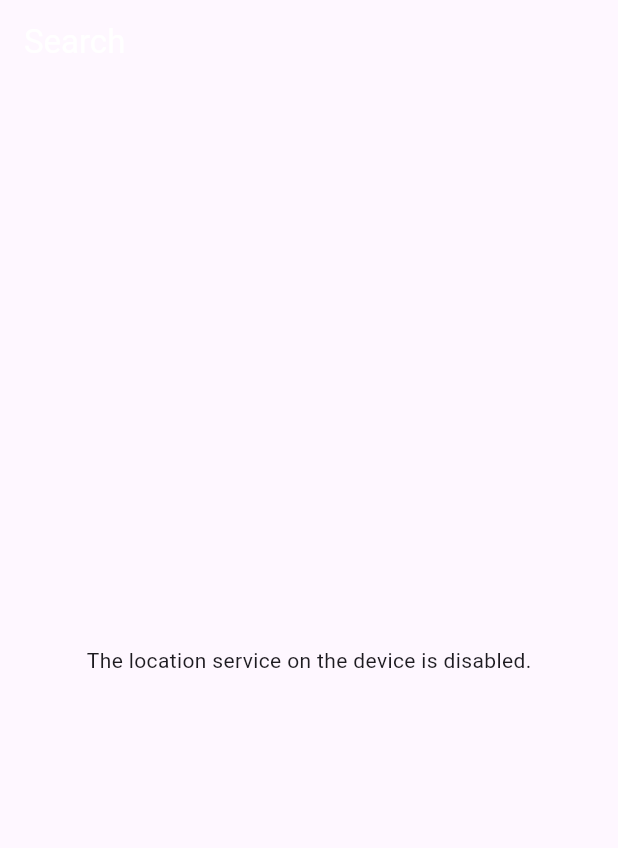
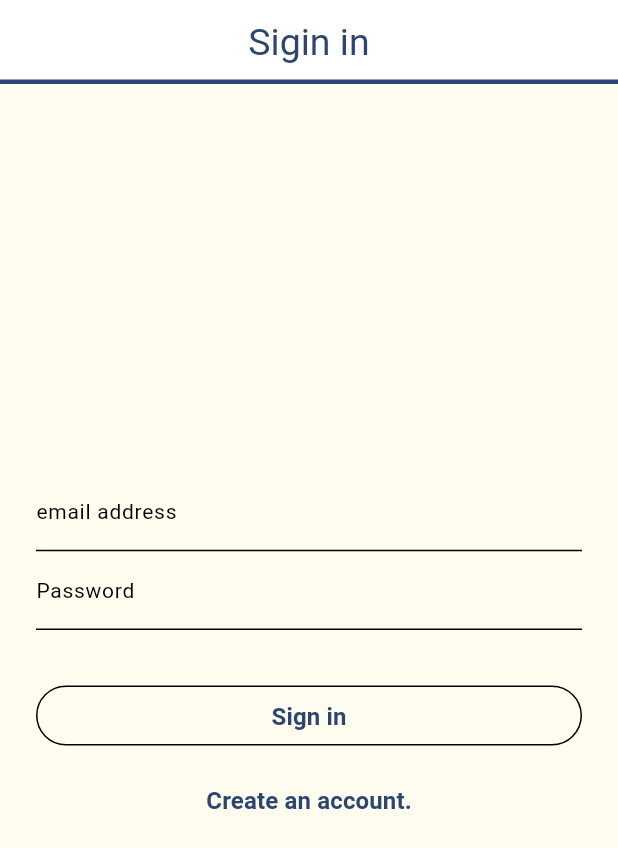
Before and after one commit to hirune05/sound_map_app_web, a Flutter app: the screen it shows after launch, on a phone screen of 412 x 824 dp. Shown: the top 848 px of the screen. Run offline on Flutter 3.47's test engine with Material 3 defaults, Android fonts, the phone set to English and light mode, and no system bars; our stand-ins replace cloud_firestore, firebase_auth, firebase_core, firebase_storage, flutter_riverpod, freezed_annotation and 3 more; missing offline and left inert: dart:html, image_picker_web; accounts and stored records are empty.

Commit message:
ref:UIを前回と同様のものに修正

```diff
--- a/lib/main.dart
+++ b/lib/main.dart
@@ -1,5 +1,5 @@
-import 'package:cloud_firestore/cloud_firestore.dart';
 import 'package:firebase_core/firebase_core.dart';
+import 'package:firebase_auth/firebase_auth.dart';
 import 'package:flutter/material.dart';
 import 'package:flutter_riverpod/flutter_riverpod.dart';
 import 'package:sound_map_app/firebase_options.dart';
@@ -12,6 +12,7 @@ Future<void> main() async {
   await Firebase.initializeApp(
     options: DefaultFirebaseOptions.currentPlatform,
   );
+  await FirebaseAuth.instance.setPersistence(Persistence.LOCAL);
   runApp(
     ProviderScope(
       child: SoundFit(),
--- /dev/null
+++ b/lib/provider/login/login_provider.dart
@@ -0,0 +1,51 @@
+import 'package:firebase_auth/firebase_auth.dart' as firebase;
+import 'package:flutter_riverpod/flutter_riverpod.dart';
+import 'package:sound_map_app/models/user/user.dart';
+import 'package:sound_map_app/provider/login/login_state.dart';
+
+final loginProvider = StateNotifierProvider<LoginProvider, LoginState>(
+  (ref) => LoginProvider(),
+);
+
+class LoginProvider extends StateNotifier<LoginState> {
+  LoginProvider() : super(const LoginState()) {
+    login();
+  }
+
+  Future<void> login() async {
+    firebase.User? user = firebase.FirebaseAuth.instance.currentUser;
+    if (user != null) {
+      state =
+          state.copyWith(user: state.user.copyWith(email: user.email ?? ''));
+    }
+  }
+
+  void changeUser(String email) {
+    state = state.copyWith(user: state.user.copyWith(email: email));
+  }
+
+  void changeEmail(String email) {
+    state = state.copyWith(email: email);
+  }
+
+  void changeName(String name) {
+    state = state.copyWith(name: name);
+  }
+
+  void changePassword(String password) {
+    state = state.copyWith(password: password);
+  }
+
+  void changeInfoText(String infoText) {
+    state = state.copyWith(infoText: infoText);
+  }
+
+  void changeMode(bool isLoginMode) {
+    state = state.copyWith(isLoginMode: isLoginMode);
+  }
+
+  void reset() {
+    state = state.copyWith(
+        infoText: '', email: '', password: '', name: '', user: const User());
+  }
+}
--- /dev/null
+++ b/lib/provider/login/login_state.dart
@@ -0,0 +1,16 @@
+import 'package:freezed_annotation/freezed_annotation.dart';
+import 'package:sound_map_app/models/user/user.dart';
+
+part 'login_state.freezed.dart';
+
+@freezed
+class LoginState with _$LoginState {
+  const factory LoginState({
+    @Default('') String infoText,
+    @Default('') String email,
+    @Default('') String password,
+    @Default('名前未設定') String name,
+    @Default(true) bool isLoginMode,
+    @Default(User()) User user,
+  }) = _LoginState;
+}
--- /dev/null
+++ b/lib/service/providers_provider.dart
@@ -0,0 +1,40 @@
+import 'package:cloud_firestore/cloud_firestore.dart';
+import 'package:flutter_riverpod/flutter_riverpod.dart';
+import 'package:sound_map_app/models/account/account.dart';
+import 'package:sound_map_app/models/account/account_state.dart';
+import 'package:sound_map_app/provider/login/login_provider.dart';
+
+final accountProvider =
+    StateNotifierProvider<AccountStateProvider, AccountState>(
+  (ref) => AccountStateProvider(ref),
+);
+
+class AccountStateProvider extends StateNotifier<AccountState> {
+  AccountStateProvider(this._ref) : super(const AccountState()) {
+    init();
+  }
+
+  final fireAccountService = FireAccountService();
+  final Ref _ref;
+
+  Future<void> init() async {
+    final String email = _ref.read(loginProvider).user.email;
+    final fetchedAccount = await fireAccountService.fetchAccount(email);
+    state = state.copyWith(account: fetchedAccount);
+  }
+
+  void updateAccount(Account account) {
+    state = state.copyWith(account: account);
+  }
+}
+
+class FireAccountService {
+  final _fireStore = FirebaseFirestore.instance;
+
+  Future<Account> fetchAccount(String email) async {
+    final document =
+        await _fireStore.collection('users').doc(email).get();
+
+    return const Account().copyWith(name: document['name']);
+  }
+}
--- a/lib/sound_fit.dart
+++ b/lib/sound_fit.dart
@@ -1,6 +1,9 @@
+import 'package:firebase_auth/firebase_auth.dart';
 import 'package:flutter/material.dart';
+import 'package:google_fonts/google_fonts.dart';
 import 'package:sound_map_app/thems/styles.dart';
-import 'package:sound_map_app/view/top/top_page.dart';
+import 'package:sound_map_app/top_page_route.dart';
+import 'package:sound_map_app/view/login.dart';
 
 class SoundFit extends StatelessWidget {
   @override
@@ -9,10 +12,25 @@ class SoundFit extends StatelessWidget {
       initialRoute: '/',
       routes: <String, WidgetBuilder>{
         '/': (BuildContext context) => Top(),
+        '/login': (BuildContext context) => Top(),
         '/top': (BuildContext context) => Top(),
       },
       debugShowCheckedModeBanner: false,
       title: 'Title',
+      theme: ThemeData(
+        primarySwatch: Styles.primarySwatch,
+        primaryColor: Styles.primaryColor,
+        brightness: Brightness.light,
+        colorScheme: const ColorScheme.light(
+          primary: Styles.primaryColor,
+          background: Styles.pageBackground,
+        ),
+        appBarTheme: Styles.appBarTheme,
+        scaffoldBackgroundColor: Styles.pageBackground,
+        textTheme: GoogleFonts.mPlusRounded1cTextTheme(
+          Styles.textTheme,
+        ),
+      ),
     );
   }
 }
@@ -25,7 +43,18 @@ class Top extends StatelessWidget {
   @override
   Widget build(BuildContext context) {
     return Scaffold(
-      body: TopPage(),
+      body: StreamBuilder<User?>(
+        stream: FirebaseAuth.instance.authStateChanges(),
+        builder: (context, snapshot) {
+          if (snapshot.connectionState == ConnectionState.waiting) {
+            return const Center(child: CircularProgressIndicator());
+          }
+          if (snapshot.hasData) {
+            return TopPageRoute();
+          }
+          return LoginPage();
+        },
+      ),
     );
   }
 }
--- a/lib/thems/styles.dart
+++ b/lib/thems/styles.dart
@@ -1,4 +1,5 @@
 import 'package:flutter/material.dart';
+import 'package:google_fonts/google_fonts.dart';
 
 //abstract class→継承されることを前提として、処理内容を記述しないメソッド（抽象メソッド）を含むクラス
 abstract class Styles {
@@ -35,5 +36,90 @@ abstract class Styles {
     iconTheme: const IconThemeData(
       color: Styles.appBarTitleColor,
     ),
+    titleTextStyle: GoogleFonts.mPlusRounded1c(
+      textStyle: const TextStyle(
+        color: Styles.appBarTitleColor,
+        fontSize: 25,
+      ),
+    ),
+  );
+  static const TextTheme textTheme = TextTheme(
+    displayLarge: TextStyle(
+      fontSize: 59,
+      height: 1.0,
+      fontStyle: FontStyle.normal,
+      fontWeight: FontWeight.w400,
+      color: Styles.commonTextColor,
+    ),
+    displaySmall: TextStyle(
+      fontSize: 24,
+      height: 1.48,
+      fontStyle: FontStyle.normal,
+      fontWeight: FontWeight.w700,
+      color: Styles.commonTextColor,
+    ),
+    headlineSmall: TextStyle(
+      fontSize: 17,
+      height: 1.48,
+      fontStyle: FontStyle.normal,
+      fontWeight: FontWeight.w700,
+      color: Styles.commonTextColor,
+    ),
+    titleLarge: TextStyle(
+      fontSize: 16,
+      height: 1.5,
+      fontStyle: FontStyle.normal,
+      fontWeight: FontWeight.w700,
+      color: Styles.commonTextColor,
+    ),
+    titleMedium: TextStyle(
+      fontSize: 14,
+      height: 1.48,
+      fontStyle: FontStyle.normal,
+      fontWeight: FontWeight.w700,
+      color: Styles.commonTextColor,
+    ),
+    bodyLarge: TextStyle(
+      fontSize: 14,
+      height: 1.57,
+      fontStyle: FontStyle.normal,
+      fontWeight: FontWeight.w400,
+      color: Styles.commonTextColor,
+    ),
+    bodyMedium: TextStyle(
+      fontSize: 12,
+      height: 1.44,
+      fontStyle: FontStyle.normal,
+      fontWeight: FontWeight.w400,
+      color: Styles.commonTextColor,
+    ),
+    titleSmall: TextStyle(
+      fontSize: 16,
+      height: 1.5,
+      fontStyle: FontStyle.normal,
+      fontWeight: FontWeight.w400,
+      color: Styles.commonTextColor,
+    ),
+    labelLarge: TextStyle(
+      fontSize: 16,
+      height: 1.13,
+      fontWeight: FontWeight.w700,
+      fontStyle: FontStyle.normal,
+      color: Styles.commonTextColor,
+    ),
+    bodySmall: TextStyle(
+      fontSize: 8,
+      height: 1.48,
+      fontWeight: FontWeight.w400,
+      fontStyle: FontStyle.normal,
+      color: Styles.commonTextColor,
+    ),
+    labelSmall: TextStyle(
+      fontSize: 9,
+      height: 1.48,
+      fontWeight: FontWeight.w700,
+      fontStyle: FontStyle.normal,
+      color: Styles.commonTextColor,
+    ),
   );
 }
--- /dev/null
+++ b/lib/view/login.dart
@@ -0,0 +1,194 @@
+import 'package:cloud_firestore/cloud_firestore.dart';
+import 'package:firebase_auth/firebase_auth.dart';
+import 'package:flutter/material.dart';
+import 'package:flutter_riverpod/flutter_riverpod.dart';
+import 'package:sound_map_app/thems/styles.dart';
+import 'package:sound_map_app/provider/login/login_provider.dart';
+import 'package:sound_map_app/provider/login/login_state.dart';
+
+class LoginPage extends ConsumerWidget {
+  @override
+  Widget build(BuildContext context, WidgetRef ref) {
+    final LoginState loginState = ref.watch(loginProvider);
+    final String infoText = loginState.infoText;
+    final String email = loginState.email;
+    final String name = loginState.name;
+    final String password = loginState.password;
+    final bool isLoginMode = loginState.isLoginMode;
+
+    return Scaffold(
+      appBar: AppBar(
+          shape:
+              Border(bottom: BorderSide(color: Styles.primaryColor, width: 3)),
+          backgroundColor: Colors.white,
+          title: isLoginMode
+              ? const Text('Sigin in',
+                  style: TextStyle(color: Styles.primaryColor))
+              : const Text('Create an account.',
+                  style: TextStyle(color: Styles.primaryColor))),
+      body: Center(
+        child: Container(
+          padding: const EdgeInsets.all(24),
+          child: Column(
+            mainAxisAlignment: MainAxisAlignment.center,
+            children: <Widget>[
+              TextFormField(
+                decoration: const InputDecoration(labelText: 'email address'),
+                onChanged: (String value) {
+                  ref.read(loginProvider.notifier).changeEmail(value);
+                },
+              ),
+              TextFormField(
+                decoration: const InputDecoration(labelText: 'Password'),
+                obscureText: true,
+                onChanged: (String value) {
+                  ref.read(loginProvider.notifier).changePassword(value);
+                },
+              ),
+              isLoginMode
+                  ? const SizedBox()
+                  : TextFormField(
+                      decoration: const InputDecoration(labelText: 'Your name'),
+                      onChanged: (String value) {
+                        ref.read(loginProvider.notifier).changeName(value);
+                      },
+                    ),
+              Container(
+                padding: const EdgeInsets.all(8),
+                child: Text(infoText),
+              ),
+              isLoginMode
+                  ? SizedBox(
+                      width: double.infinity,
+                      child: OutlinedButton(
+                        child: const Text('Sign in'),
+                        onPressed: () async {
+                          try {
+                            final FirebaseAuth auth = FirebaseAuth.instance;
+                            await auth.signInWithEmailAndPassword(
+                              email: email,
+                              password: password,
+                            );
+                            if (FirebaseAuth.instance.currentUser == null) {
+                              return;
+                            }
+                            ref.read(loginProvider.notifier).changeUser(
+                                FirebaseAuth.instance.currentUser!.email!);
+                            ref
+                                .read(loginProvider.notifier)
+                                .changeInfoText('');
+                          } on FirebaseAuthException catch (e) {
+                            ref.read(loginProvider.notifier).changeInfoText(
+                                _friendlySignInErrorMessage(e.code));
+                          } catch (e) {
+                            ref.read(loginProvider.notifier).changeInfoText(
+                                'ログインに失敗しました。時間をおいて再度お試しください。');
+                          }
+                        },
+                      ),
+                    )
+                  : SizedBox(
+                      width: double.infinity,
+                      child: ElevatedButton(
+                        child: const Text('Create an account.'),
+                        onPressed: () async {
+                          try {
+                            final FirebaseAuth auth = FirebaseAuth.instance;
+                            final result =
+                                await auth.createUserWithEmailAndPassword(
+                              email: email,
+                              password: password,
+                            );
+                            ref
+                                .read(loginProvider.notifier)
+                                .changeUser(result.user!.email!);
+
+                            if (result.user == null) {
+                              return;
+                            }
+                            await FirebaseFirestore.instance
+                                .collection('users')
+                                .doc(result.user?.email)
+                                .set({
+                              'name': name.isEmpty ? 'unnamed' : name,
+                              'date': DateTime.now().toLocal().toIso8601String()
+                            });
+                            ref.read(loginProvider.notifier).changeMode(true);
+                            ref.read(loginProvider.notifier).changeName('');
+                            ref
+                                .read(loginProvider.notifier)
+                                .changeInfoText('');
+                          } on FirebaseAuthException catch (e) {
+                            ref.read(loginProvider.notifier).changeInfoText(
+                                _friendlySignUpErrorMessage(e.code));
+                          } catch (e) {
+                            ref.read(loginProvider.notifier).changeInfoText(
+                                '新規作成に失敗しました。時間をおいて再度お試しください。');
+                          }
+                        },
+                      ),
+                    ),
+              const SizedBox(
+                height: 8,
+              ),
+              isLoginMode
+                  ? SizedBox(
+                      width: double.infinity,
+                      child: TextButton(
+                          child: const Text('Create an account.'),
+                          onPressed: () async {
+                            ref.read(loginProvider.notifier).changeMode(false);
+                          }))
+                  : SizedBox(
+                      width: double.infinity,
+                      child: TextButton(
+                          child: const Text('Sign in'),
+                          onPressed: () async {
+                            ref.read(loginProvider.notifier).changeMode(true);
+                          })),
+              const SizedBox(
+                height: 8,
+              ),
+            ],
+          ),
+        ),
+      ),
+    );
+  }
+}
+
+String _friendlySignInErrorMessage(String code) {
+  switch (code) {
+    case 'user-not-found':
+      return 'アカウントが見つかりません。新規登録してください。';
+    case 'wrong-password':
+      return 'メールアドレスまたはパスワードが違います。';
+    case 'invalid-credential':
+      return 'メールアドレスまたはパスワードが違います。';
+    case 'invalid-email':
+      return 'メールアドレスの形式が正しくありません。';
+    case 'user-disabled':
+      return 'このアカウントは無効化されています。';
+    case 'too-many-requests':
+      return 'しばらく操作が集中しているようです。少し時間をおいてお試しください。';
+    case 'operation-not-allowed':
+      return 'このログイン方法は有効になっていません。';
+    default:
+      return 'ログインに失敗しました。時間をおいて再度お試しください。';
+  }
+}
+
+String _friendlySignUpErrorMessage(String code) {
+  switch (code) {
+    case 'email-already-in-use':
+      return 'このメールアドレスは既に登録されています。ログインしてください。';
+    case 'invalid-email':
+      return 'メールアドレスの形式が正しくありません。';
+    case 'weak-password':
+      return 'パスワードの安全性が十分でないようです。文字数や組み合わせを見直してください。';
+    case 'operation-not-allowed':
+      return '新規登録が無効になっています。';
+    default:
+      return '新規作成に失敗しました。時間をおいて再度お試しください。';
+  }
+}
--- a/pubspec.yaml
+++ b/pubspec.yaml
@@ -44,6 +44,8 @@ dependencies:
   image_picker_web: ^4.0.0
   firebase_storage: ^11.7.0
   firebase_storage_web: ^3.9.0
+  firebase_auth: ^4.17.9
+  google_fonts: ^6.1.0
   envied: ^0.5.4+1
   build_runner: ^2.4.8
   firebase_core: ^2.24.2
```
Also changed, not shown: lib/top_page_route.dart (added, +82 -0 lines), lib/view/top/add/place_add/add_place_page.dart (+29 -22 lines), lib/view/top/add/place_list_page/place_list_page.dart (+9 -0 lines), lib/view/top/my_page.dart (added, +60 -0 lines), lib/provider/login/login_state.freezed.dart (added), pubspec.lock, 3 other files.
